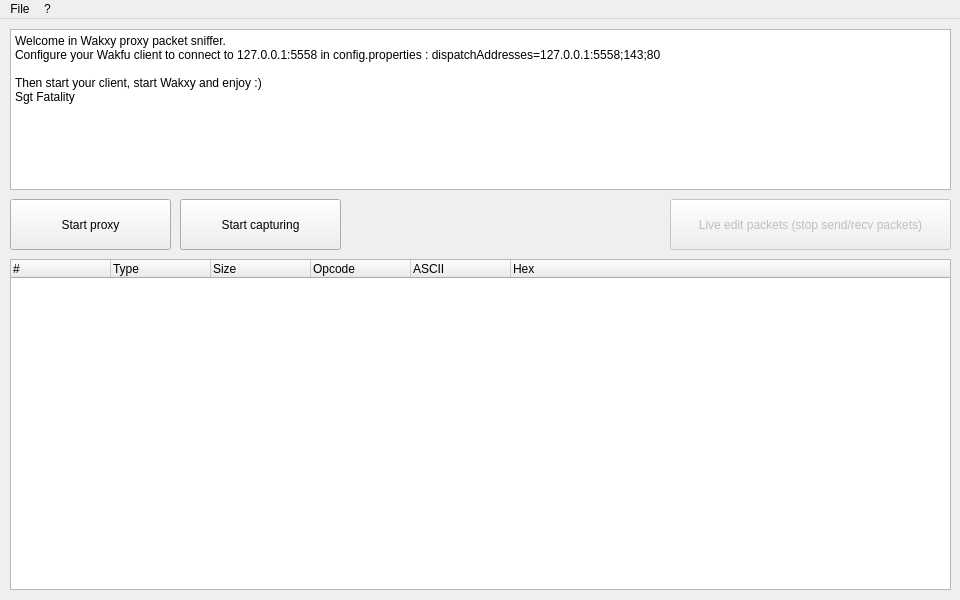
The window that src/mainwindow.ui (WakBox/Wakxy) describes before a commit, drawn with Qt 5.
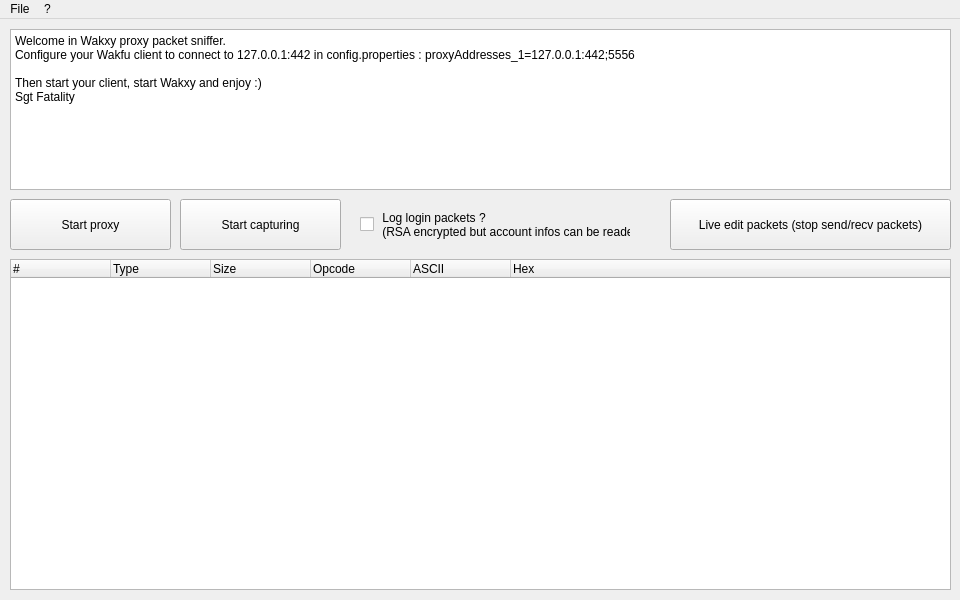
The same window after the commit. Icons and pictures are not drawn.

Commit message: Update with my latest sources. Support official client. Need to change a few Ups though.

What changed in the file:
```diff
--- a/src/mainwindow.ui
+++ b/src/mainwindow.ui
@@ -97,12 +97,26 @@
     </property>
     <property name="plainText">
      <string>Welcome in Wakxy proxy packet sniffer.
-Configure your Wakfu client to connect to 127.0.0.1:5558 in config.properties : dispatchAddresses=127.0.0.1:5558;143;80
+Configure your Wakfu client to connect to 127.0.0.1:442 in config.properties : proxyAddresses_1=127.0.0.1:442;5556
 
 Then start your client, start Wakxy and enjoy :)
 Sgt Fatality</string>
     </property>
    </widget>
+   <widget class="QCheckBox" name="logLoginPacket">
+    <property name="geometry">
+     <rect>
+      <x>360</x>
+      <y>180</y>
+      <width>271</width>
+      <height>51</height>
+     </rect>
+    </property>
+    <property name="text">
+     <string> Log login packets ?
+ (RSA encrypted but account infos can be readed)</string>
+    </property>
+   </widget>
    <widget class="QPushButton" name="buttonStartCapture">
     <property name="geometry">
      <rect>
@@ -117,9 +131,6 @@
     </property>
    </widget>
    <widget class="QPushButton" name="buttonLiveEdit">
-    <property name="enabled">
-     <bool>false</bool>
-    </property>
     <property name="geometry">
      <rect>
       <x>670</x>
```
Left out of the diff: 2 changed lines with no effect on the pictures. The commit also changes 20 other files.
